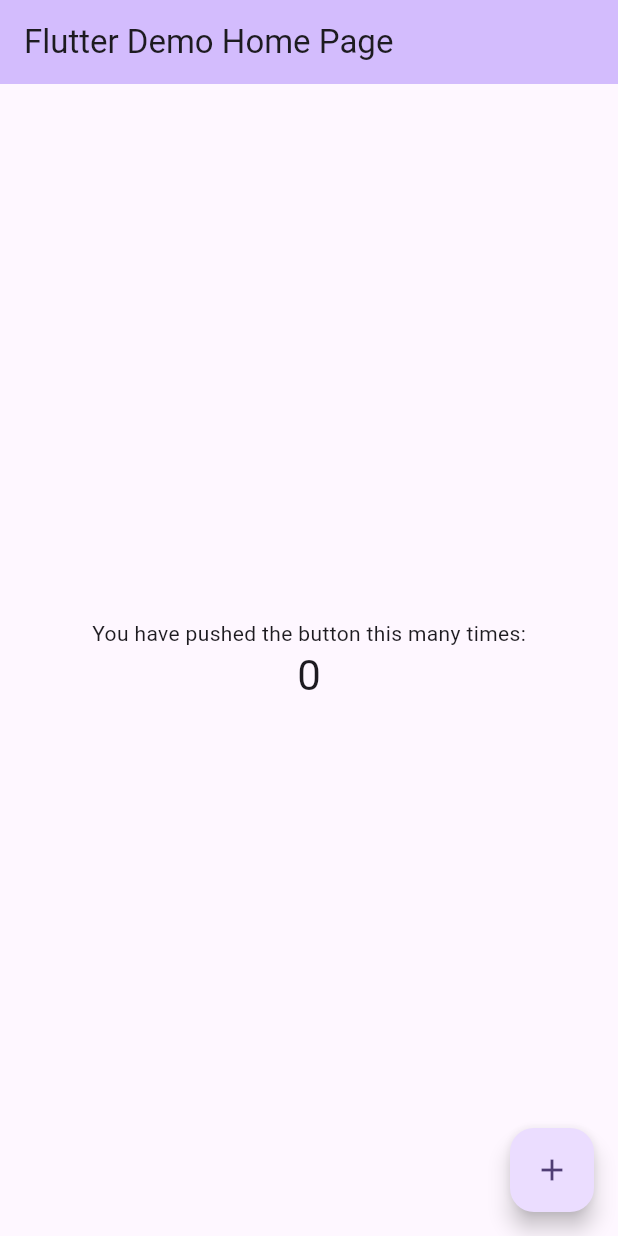
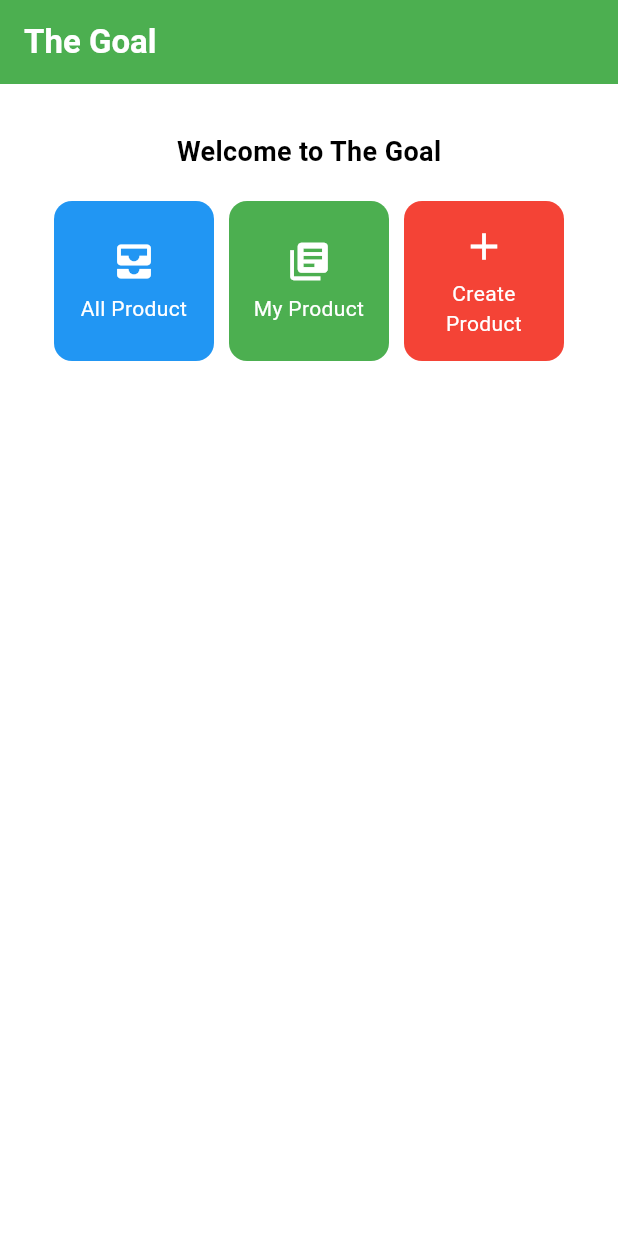
Before and after one commit to arisarae/the_goal_flutter, a Flutter app: the screen it shows after launch, on a phone screen of 412 x 824 dp. Run offline on Flutter 3.47's test engine with Material 3 defaults, Android fonts, the phone set to English and light mode, and no system bars.

Commit message:
feat: separate main and menu, add custom buttons

```diff
--- a/lib/main.dart
+++ b/lib/main.dart
@@ -1,4 +1,5 @@
 import 'package:flutter/material.dart';
+import 'package:the_goal_mobile/menu.dart';
 
 void main() {
   runApp(const MyApp());
@@ -7,116 +8,15 @@ void main() {
 class MyApp extends StatelessWidget {
   const MyApp({super.key});
 
-  // This widget is the root of your application.
   @override
   Widget build(BuildContext context) {
     return MaterialApp(
       title: 'Flutter Demo',
       theme: ThemeData(
-        // This is the theme of your application.
-        //
-        // TRY THIS: Try running your application with "flutter run". You'll see
-        // the application has a purple toolbar. Then, without quitting the app,
-        // try changing the seedColor in the colorScheme below to Colors.green
-        // and then invoke "hot reload" (save your changes or press the "hot
-        // reload" button in a Flutter-supported IDE, or press "r" if you used
-        // the command line to start the app).
-        //
-        // Notice that the counter didn't reset back to zero; the application
-        // state is not lost during the reload. To reset the state, use hot
-        // restart instead.
-        //
-        // This works for code too, not just values: Most code changes can be
-        // tested with just a hot reload.
-        colorScheme: ColorScheme.fromSeed(seedColor: Colors.deepPurple),
+        colorScheme: ColorScheme.fromSwatch(primarySwatch: Colors.green,)
+            .copyWith(secondary: Colors.greenAccent[400]),
       ),
-      home: const MyHomePage(title: 'Flutter Demo Home Page'),
+      home: MyHomePage(),
     );
   }
 }
-
-class MyHomePage extends StatefulWidget {
-  const MyHomePage({super.key, required this.title});
-
-  // This widget is the home page of your application. It is stateful, meaning
-  // that it has a State object (defined below) that contains fields that affect
-  // how it looks.
-
-  // This class is the configuration for the state. It holds the values (in this
-  // case the title) provided by the parent (in this case the App widget) and
-  // used by the build method of the State. Fields in a Widget subclass are
-  // always marked "final".
-
-  final String title;
-
-  @override
-  State<MyHomePage> createState() => _MyHomePageState();
-}
-
-class _MyHomePageState extends State<MyHomePage> {
-  int _counter = 0;
-
-  void _incrementCounter() {
-    setState(() {
-      // This call to setState tells the Flutter framework that something has
-      // changed in this State, which causes it to rerun the build method below
-      // so that the display can reflect the updated values. If we changed
-      // _counter without calling setState(), then the build method would not be
-      // called again, and so nothing would appear to happen.
-      _counter++;
-    });
-  }
-
-  @override
-  Widget build(BuildContext context) {
-    // This method is rerun every time setState is called, for instance as done
-    // by the _incrementCounter method above.
-    //
-    // The Flutter framework has been optimized to make rerunning build methods
-    // fast, so that you can just rebuild anything that needs updating rather
-    // than having to individually change instances of widgets.
-    return Scaffold(
-      appBar: AppBar(
-        // TRY THIS: Try changing the color here to a specific color (to
-        // Colors.amber, perhaps?) and trigger a hot reload to see the AppBar
-        // change color while the other colors stay the same.
-        backgroundColor: Theme.of(context).colorScheme.inversePrimary,
-        // Here we take the value from the MyHomePage object that was created by
-        // the App.build method, and use it to set our appbar title.
-        title: Text(widget.title),
-      ),
-      body: Center(
-        // Center is a layout widget. It takes a single child and positions it
-        // in the middle of the parent.
-        child: Column(
-          // Column is also a layout widget. It takes a list of children and
-          // arranges them vertically. By default, it sizes itself to fit its
-          // children horizontally, and tries to be as tall as its parent.
-          //
-          // Column has various properties to control how it sizes itself and
-          // how it positions its children. Here we use mainAxisAlignment to
-          // center the children vertically; the main axis here is the vertical
-          // axis because Columns are vertical (the cross axis would be
-          // horizontal).
-          //
-          // TRY THIS: Invoke "debug painting" (choose the "Toggle Debug Paint"
-          // action in the IDE, or press "p" in the console), to see the
-          // wireframe for each widget.
-          mainAxisAlignment: MainAxisAlignment.center,
-          children: <Widget>[
-            const Text('You have pushed the button this many times:'),
-            Text(
-              '$_counter',
-              style: Theme.of(context).textTheme.headlineMedium,
-            ),
-          ],
-        ),
-      ),
-      floatingActionButton: FloatingActionButton(
-        onPressed: _incrementCounter,
-        tooltip: 'Increment',
-        child: const Icon(Icons.add),
-      ), // This trailing comma makes auto-formatting nicer for build methods.
-    );
-  }
-}
--- /dev/null
+++ b/lib/menu.dart
@@ -0,0 +1,142 @@
+import 'package:flutter/material.dart';
+
+class MyHomePage extends StatelessWidget {
+  MyHomePage({super.key});
+
+  final List<ItemHomepage> items = [
+    ItemHomepage("All Product", Icons.all_inbox, Colors.blue),
+    ItemHomepage("My Product", Icons.my_library_books, Colors.green),
+    ItemHomepage("Create Product", Icons.add, Colors.red),
+  ];
+
+  @override
+  Widget build(BuildContext context) {
+    return Scaffold(
+      appBar: AppBar(
+        title: const Text(
+          'The Goal',
+          style: TextStyle(color: Colors.white, fontWeight: FontWeight.bold),
+        ),
+        backgroundColor: Theme.of(context).colorScheme.primary,
+      ),
+      body: Padding(
+        padding: const EdgeInsets.all(16.0),
+        child: Column(
+          crossAxisAlignment: CrossAxisAlignment.center,
+          children: [
+            Center(
+              child: Column(
+                children: [
+                  const Padding(
+                    padding: EdgeInsets.only(top: 16.0),
+                    child: Text(
+                      'Welcome to The Goal',
+                      style: TextStyle(
+                        fontWeight: FontWeight.bold,
+                        fontSize: 18.0,
+                      ),
+                    ),
+                  ),
+
+                  GridView.count(
+                    primary: true,
+                    padding: const EdgeInsets.all(20),
+                    crossAxisSpacing: 10,
+                    mainAxisSpacing: 10,
+                    crossAxisCount: 3,
+                    shrinkWrap: true,
+
+                    children: items.map((ItemHomepage item) {
+                      return ItemCard(item);
+                    }).toList(),
+                  ),
+                ],
+              ),
+            ),
+          ],
+        ),
+      ),
+    );
+  }
+}
+
+class InfoCard extends StatelessWidget {
+
+  final String title;
+  final String content;
+
+  const InfoCard({super.key, required this.title, required this.content});
+
+  @override
+  Widget build(BuildContext context) {
+    return Card(
+      elevation: 2.0,
+      child: Container(
+        width:
+        MediaQuery.of(context).size.width / 3.5,
+        padding: const EdgeInsets.all(16.0),
+        child: Column(
+          children: [
+            Text(title, style: const TextStyle(fontWeight: FontWeight.bold)),
+            const SizedBox(height: 8.0),
+            Text(content),
+          ],
+        ),
+      ),
+    );
+  }
+}
+
+class ItemHomepage {
+  final String name;
+  final IconData icon;
+  final Color color;
+
+  ItemHomepage(this.name, this.icon, this.color);
+}
+
+class ItemCard extends StatelessWidget {
+  final ItemHomepage item;
+
+  const ItemCard(this.item, {super.key});
+
+  @override
+  Widget build(BuildContext context) {
+    return Material(
+      color: item.color,
+      borderRadius: BorderRadius.circular(12),
+
+      child: InkWell(
+        onTap: () {
+          ScaffoldMessenger.of(context)
+            ..hideCurrentSnackBar()
+            ..showSnackBar(
+                SnackBar(content: Text("You have pressed the ${item.name} button!"))
+            );
+        },
+
+        child: Container(
+          padding: const EdgeInsets.all(8),
+          child: Center(
+            child: Column(
+              mainAxisAlignment: MainAxisAlignment.center,
+              children: [
+                Icon(
+                  item.icon,
+                  color: Colors.white,
+                  size: 30.0,
+                ),
+                const Padding(padding: EdgeInsets.all(3)),
+                Text(
+                  item.name,
+                  textAlign: TextAlign.center,
+                  style: const TextStyle(color: Colors.white),
+                ),
+              ],
+            ),
+          ),
+        ),
+      ),
+    );
+  }
+}
```
